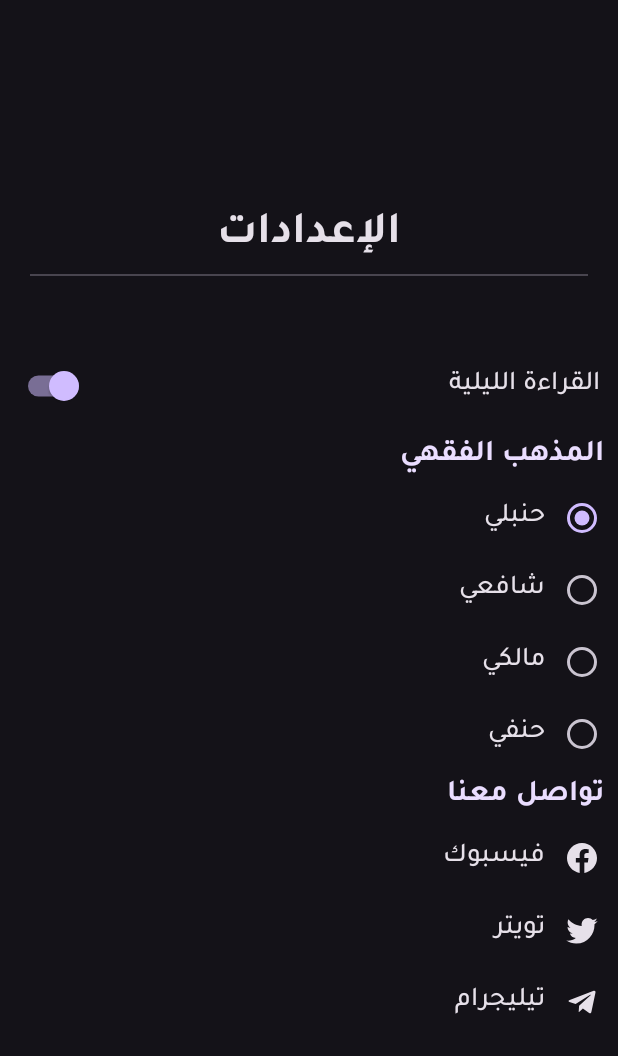
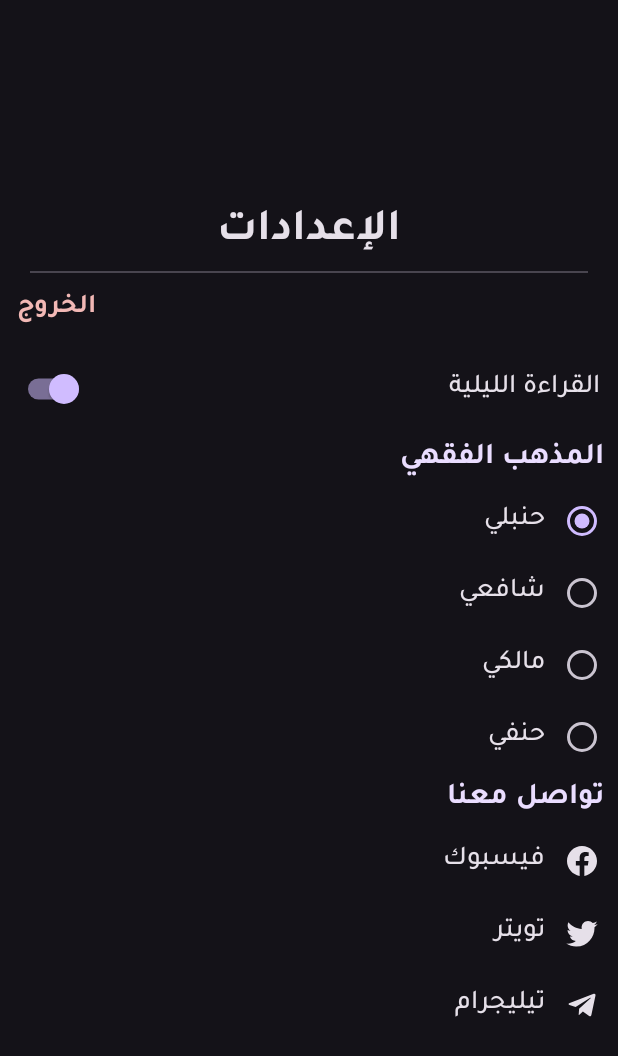
Before and after one commit to fiqhsearch/android, an Android app built with Jetpack Compose: the SettingsScreen screen opened through its navigation route, after a tap on "تيليجرام", on a phone screen of 412 x 824 dp. Shown: the top 1056 px of the screen. Run offline under Robolectric (Android 15) with nearby library versions, the phone set to English and light mode, and no system bars; our stand-ins replace Dagger/Hilt's generated code, Firebase (no records; nobody signed in at launch, a user with empty details on screens opened directly).

Commit message:
Fix social media and navigation, add sign out button

```diff
--- a/app/src/main/java/com/fiqhsearcher/screen/login/LoginScreen.kt
+++ b/app/src/main/java/com/fiqhsearcher/screen/login/LoginScreen.kt
@@ -30,6 +30,7 @@ import com.fiqhsearcher.R
 import com.fiqhsearcher.components.TextBar
 import com.fiqhsearcher.components.isValidEmail
 import com.fiqhsearcher.preferences.PreferencesViewModel
+import com.google.firebase.auth.FirebaseAuthInvalidCredentialsException
 import com.google.firebase.auth.FirebaseAuthInvalidUserException
 
 @OptIn(ExperimentalComposeUiApi::class, androidx.compose.material3.ExperimentalMaterial3Api::class)
@@ -149,7 +150,9 @@ fun LoginScreen(
                         errorString = context.mapToMessage(it)
                     },
                     onSuccess = {
-                        navigator.navigateUp()
+                        navigator.navigate("settings") {
+                            popUpTo("home")
+                        }
                     }
                 )
             },
@@ -177,6 +180,7 @@ fun LoginScreen(
 private fun Context.mapToMessage(exception: Exception): String {
     val id = when (exception) {
         is FirebaseAuthInvalidUserException -> R.string.invalid_user
+        is FirebaseAuthInvalidCredentialsException -> R.string.wrong_password
         else -> R.string.error_occurred
     }
     return getString(id)
--- a/app/src/main/java/com/fiqhsearcher/screen/settings/SettingsScreen.kt
+++ b/app/src/main/java/com/fiqhsearcher/screen/settings/SettingsScreen.kt
@@ -6,6 +6,7 @@ import androidx.annotation.DrawableRes
 import androidx.compose.foundation.clickable
 import androidx.compose.foundation.layout.*
 import androidx.compose.foundation.rememberScrollState
+import androidx.compose.foundation.shape.RoundedCornerShape
 import androidx.compose.foundation.verticalScroll
 import androidx.compose.material3.*
 import androidx.compose.runtime.Composable
@@ -15,6 +16,7 @@ import androidx.compose.runtime.rememberCoroutineScope
 import androidx.compose.ui.Alignment
 import androidx.compose.ui.Alignment.Companion.End
 import androidx.compose.ui.Modifier
+import androidx.compose.ui.draw.clip
 import androidx.compose.ui.platform.LocalContext
 import androidx.compose.ui.res.painterResource
 import androidx.compose.ui.res.stringResource
@@ -115,17 +117,16 @@ private fun ColumnScope.SocialMediaIcon(
         verticalAlignment = Alignment.CenterVertically,
         modifier = Modifier
             .align(End)
-            .fillMaxWidth()
+            .clip(RoundedCornerShape(4.dp))
+            .clickable { onClick() }
+            .fillMaxWidth(),
     ) {
         Text(
             text = description,
             fontWeight = FontWeight.Medium,
-            fontSize = 18.sp,
-            modifier = Modifier.clickable { onClick() }
+            fontSize = 18.sp
         )
-        IconButton(
-            onClick = onClick,
-        ) {
+        IconButton(onClick = onClick) {
             Icon(
                 painter = painterResource(id = icon),
                 contentDescription = description
@@ -133,6 +134,7 @@ private fun ColumnScope.SocialMediaIcon(
         }
     }
 }
+
 
 @Composable
 @OptIn(ExperimentalMaterial3Api::class)
--- a/app/src/main/java/com/fiqhsearcher/screen/settings/SocialMedia.kt
+++ b/app/src/main/java/com/fiqhsearcher/screen/settings/SocialMedia.kt
@@ -2,16 +2,17 @@ package com.fiqhsearcher.screen.settings
 
 import android.app.Activity
 import android.content.Intent
+import android.content.Intent.ACTION_VIEW
 import android.net.Uri
 
-private const val TELEGRAM_GROUP = "droos_online"
+private const val TELEGRAM_GROUP = "droosonline"
 private const val TWITTER_USERNAME = "droos_online"
 private const val TWITTER_USER_ID = "droos_online"
 private const val FACEBOOK_PAGE_URL = "droosonline"
 
 fun Activity.openFacebook() {
     val pageURL = "https://www.facebook.com/n/?$FACEBOOK_PAGE_URL"
-    val browserIntent = Intent(Intent.ACTION_VIEW, Uri.parse(pageURL))
+    val browserIntent = Intent(ACTION_VIEW, Uri.parse(pageURL))
     startActivity(browserIntent)
 }
 
@@ -19,12 +20,12 @@ fun Activity.openTwitter() {
     val intent = try {
         packageManager.getPackageInfo("com.twitter.android", 0)
         Intent(
-            Intent.ACTION_VIEW,
+            ACTION_VIEW,
             Uri.parse("twitter://user?user_id=$TWITTER_USER_ID")
         ).also { it.addFlags(Intent.FLAG_ACTIVITY_NEW_TASK) }
     } catch (ignored: Exception) {
         Intent(
-            Intent.ACTION_VIEW,
+            ACTION_VIEW,
             Uri.parse("https://twitter.com/$TWITTER_USERNAME")
         )
     }
@@ -32,10 +33,13 @@ fun Activity.openTwitter() {
 }
 
 fun Activity.openTelegram() {
-    val telegram = Intent(
-        Intent.ACTION_VIEW,
-        Uri.parse("https://t.me/$TELEGRAM_GROUP")
-    )
-    telegram.setPackage("org.telegram.messenger")
-    startActivity(telegram)
+    val url = Uri.parse("https://t.me/$TELEGRAM_GROUP")
+    try {
+        val telegram = Intent(ACTION_VIEW, url)
+        telegram.setPackage("org.telegram.messenger")
+        startActivity(telegram)
+    } catch (t: Throwable) {
+        val telegram = Intent(ACTION_VIEW, url)
+        startActivity(telegram)
+    }
 }
--- a/app/src/main/java/com/fiqhsearcher/screen/settings/UserProfile.kt
+++ b/app/src/main/java/com/fiqhsearcher/screen/settings/UserProfile.kt
@@ -1,19 +1,24 @@
 package com.fiqhsearcher.screen.settings
 
 import androidx.compose.foundation.clickable
+import androidx.compose.foundation.layout.*
+import androidx.compose.material3.AlertDialog
+import androidx.compose.material3.MaterialTheme
 import androidx.compose.material3.Text
-import androidx.compose.runtime.Composable
-import androidx.compose.runtime.collectAsState
-import androidx.compose.runtime.getValue
+import androidx.compose.material3.TextButton
+import androidx.compose.runtime.*
+import androidx.compose.ui.Alignment
 import androidx.compose.ui.Modifier
 import androidx.compose.ui.res.stringResource
 import androidx.compose.ui.text.font.FontWeight
 import androidx.compose.ui.text.style.TextAlign
+import androidx.compose.ui.unit.dp
 import androidx.compose.ui.unit.sp
 import androidx.hilt.navigation.compose.hiltViewModel
 import androidx.navigation.NavController
 import com.fiqhsearcher.R
 import com.fiqhsearcher.screen.login.LoginViewModel
+import com.google.firebase.auth.FirebaseUser
 
 @Composable
 fun DisplayUserProfile(
@@ -22,22 +27,102 @@ fun DisplayUserProfile(
     login: LoginViewModel = hiltViewModel(),
 ) {
     val user by login.user.collectAsState()
+    Row(
+        modifier = Modifier.fillMaxWidth(),
+        verticalAlignment = Alignment.CenterVertically,
+        horizontalArrangement = Arrangement.SpaceBetween
+    ) {
+        if (user != null)
+            SignOutButton(
+                modifier = modifier,
+                onClick = { login.signOut() }
+            )
+        UserName(user = user, modifier = modifier, navigator = navigator)
+    }
+}
+
+@Composable
+private fun SignOutButton(modifier: Modifier = Modifier, onClick: () -> Unit) {
+    var displayConfirmationDialogue by remember { mutableStateOf(false) }
+    TextButton(
+        onClick = { displayConfirmationDialogue = true },
+        contentPadding = PaddingValues(1.dp)
+    ) {
+        Text(
+            text = stringResource(id = R.string.sign_out),
+            modifier = modifier,
+            fontWeight = FontWeight.Bold,
+            fontSize = 18.sp,
+            color = MaterialTheme.colorScheme.error
+        )
+    }
+    if (displayConfirmationDialogue) {
+        AlertDialog(
+            modifier = Modifier.padding(20.dp),
+            onDismissRequest = { displayConfirmationDialogue = false },
+            title = {
+                Text(
+                    text = stringResource(id = R.string.are_you_sure),
+                    modifier = Modifier.fillMaxWidth(),
+                    textAlign = TextAlign.Right,
+                )
+            },
+            confirmButton = {
+                TextButton(
+                    onClick = {
+                        displayConfirmationDialogue = false
+                        onClick()
+                    }
+                ) {
+                    Text(
+                        text = stringResource(id = R.string.yes),
+                        textAlign = TextAlign.Right,
+                        fontSize = 18.sp,
+                    )
+                }
+            },
+            dismissButton = {
+                TextButton(
+                    onClick = { displayConfirmationDialogue = false }
+                ) {
+                    Text(
+                        text = stringResource(id = R.string.no),
+                        textAlign = TextAlign.Right,
+                        fontSize = 18.sp,
+                    )
+                }
+            }
+        )
+    }
+}
+
+@Composable
+private fun UserName(
+    user: FirebaseUser?,
+    modifier: Modifier = Modifier,
+    navigator: NavController
+) {
     if (user == null) {
         Text(
             text = stringResource(id = R.string.click_to_sign_in),
-            modifier = modifier.clickable { navigator.navigate("login") },
-            fontWeight = FontWeight.Medium,
-            fontSize = 18.sp
-        )
-        return
-    } else {
-        val user = user ?: return
-        Text(
-            text = user.displayName ?: "No Name",
-            modifier = modifier,
+            modifier = modifier
+                .clickable { navigator.navigate("login") }
+                .fillMaxWidth(),
             fontWeight = FontWeight.Medium,
             fontSize = 18.sp,
             textAlign = TextAlign.Right
         )
+    } else {
+        val displayName = if (user.displayName.isNullOrBlank())
+            user.email ?: "no name"
+        else
+            user.displayName ?: "no name"
+        Text(
+            text = displayName,
+            modifier = modifier,
+            fontWeight = FontWeight.Medium,
+            fontSize = 20.sp,
+            textAlign = TextAlign.Right,
+        )
     }
 }
--- a/app/src/main/res/values/strings.xml
+++ b/app/src/main/res/values/strings.xml
@@ -22,4 +22,10 @@
     <string name="login">تسجيل الدخول</string>
     <string name="invalid_user">لا يوجد مستخدم بهذا الاسم</string>
     <string name="error_occurred">حدث خلل ولم نستطع الدخول</string>
+    <string name="sign_out">الخروج</string>
+    <string name="wrong_password">كلمة السر خاطئة</string>
+    <string name="are_you_sure">هل أنت متأكد؟</string>
+    <string name="sign_out_confirmation">هل أنت متأكد من أنك تريد الخروج؟</string>
+    <string name="yes">نعم</string>
+    <string name="no">لا</string>
 </resources>
```
Also changed, not shown: app/src/main/java/com/fiqhsearcher/screen/login/CreateAccountScreen.kt (deleted, +0 -13 lines).
